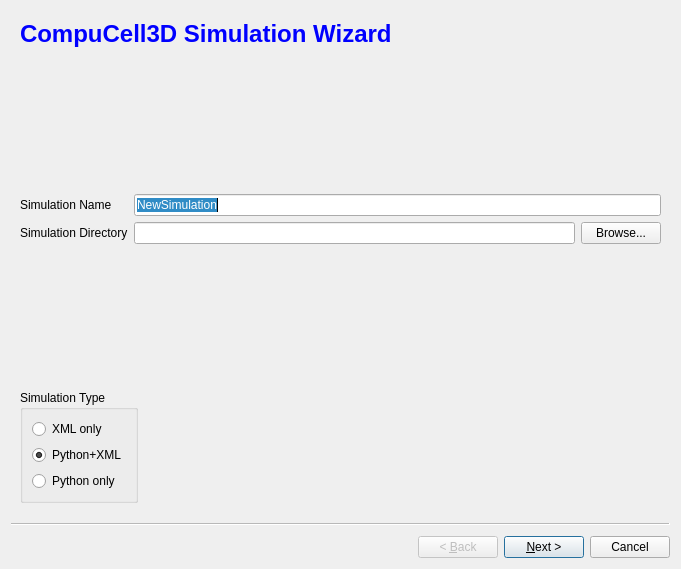
Above: CompuCell3D/Twedit++5/Plugins/CC3DProject/NewSimulationWizard.ui from CompuCell3D/CompuCell3D before the change. Below: the same form after it.
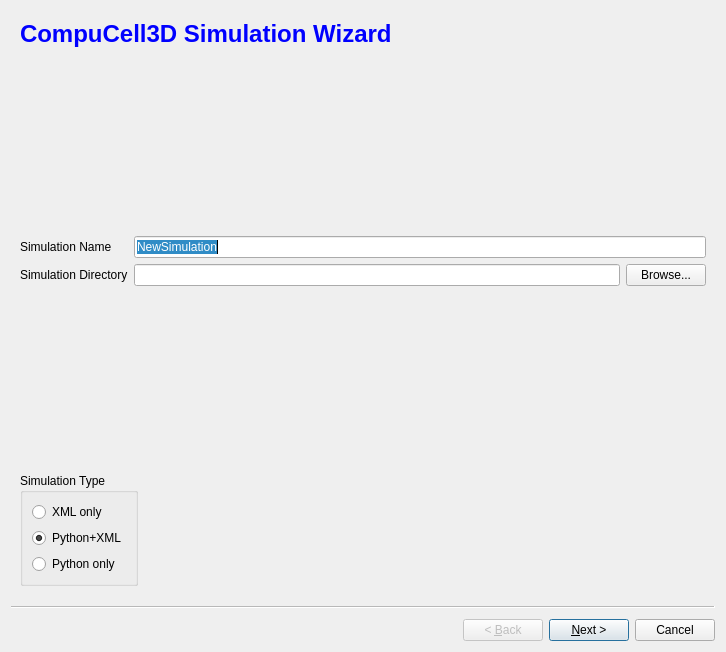
That is the form after the change.

Commit message: Fixed NewSimulation wizard - the wizard was not opening

The edit to the form file:
```diff
--- a/CompuCell3D/Twedit++5/Plugins/CC3DProject/NewSimulationWizard.ui
+++ b/CompuCell3D/Twedit++5/Plugins/CC3DProject/NewSimulationWizard.ui
@@ -6,8 +6,8 @@
    <rect>
     <x>0</x>
     <y>0</y>
-    <width>681</width>
-    <height>569</height>
+    <width>726</width>
+    <height>652</height>
    </rect>
   </property>
   <property name="windowTitle">
```
Left out of the diff: 22 changed lines with no effect on the pictures. The commit also changes 1 other file.
